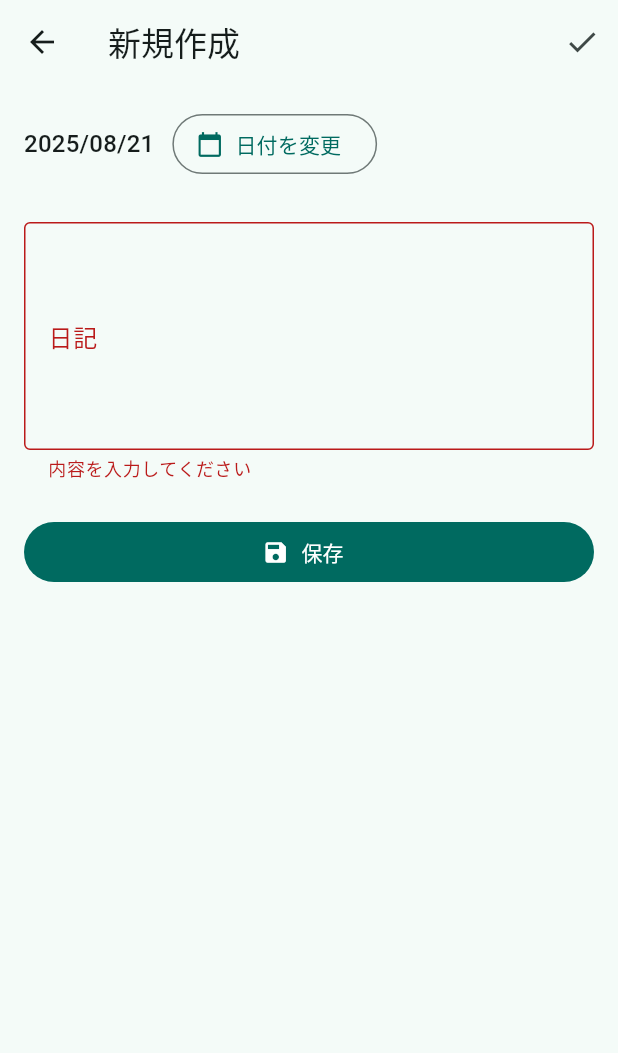
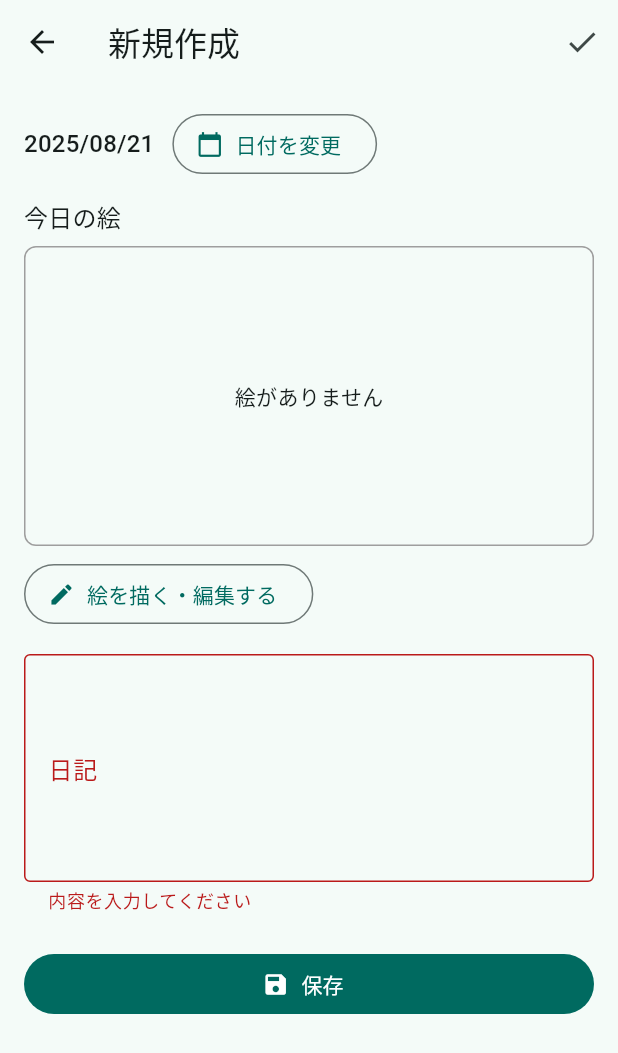
Before and after one commit to Shota-Abe/diary, a Flutter app: the EditEntryPage screen opened directly, after a tap on "保存", on a phone screen of 412 x 824 dp. Shown: the top 1053 px of the screen. Run offline on Flutter 3.47's test engine with Material 3 defaults, Android fonts, the phone set to English and light mode, and no system bars; our stand-ins replace shared_preferences; missing offline and left inert: painter; accounts and stored records are empty.

Commit message:
絵を描く機能を追加

```diff
--- a/lib/models/diary_entry.dart
+++ b/lib/models/diary_entry.dart
@@ -5,12 +5,14 @@ class DiaryEntry {
   final DateTime date;
   final String content;
   final String? imagePath;
+  final String? drawingBase64;
 
-  DiaryEntry({
+  const DiaryEntry({
     required this.id,
     required this.date,
     required this.content,
     this.imagePath,
+    this.drawingBase64,
   });
 
   DiaryEntry copyWith({
@@ -18,12 +20,14 @@ class DiaryEntry {
     DateTime? date,
     String? content,
     String? imagePath,
+    String? drawingBase64,
   }) {
     return DiaryEntry(
       id: id ?? this.id,
       date: date ?? this.date,
       content: content ?? this.content,
       imagePath: imagePath ?? this.imagePath,
+      drawingBase64: drawingBase64 ?? this.drawingBase64,
     );
   }
 
@@ -33,6 +37,7 @@ class DiaryEntry {
       'date': date.toIso8601String(),
       'content': content,
       'imagePath': imagePath,
+      'drawingBase64': drawingBase64,
     };
   }
 
@@ -42,10 +47,14 @@ class DiaryEntry {
       date: DateTime.parse(map['date'] as String),
       content: map['content'] as String,
       imagePath: map['imagePath'] as String?,
+      drawingBase64: map['drawingBase64'] as String?,
     );
   }
 
   String toJson() => json.encode(toMap());
 
-  factory DiaryEntry.fromJson(String source) => DiaryEntry.fromMap(json.decode(source) as Map<String, dynamic>);
+  factory DiaryEntry.fromJson(String json) {
+    final map = jsonDecode(json) as Map<String, dynamic>;
+    return DiaryEntry.fromMap(map);
+  }
 }
--- a/lib/pages/edit_entry_page.dart
+++ b/lib/pages/edit_entry_page.dart
@@ -1,8 +1,19 @@
 
+import 'dart:convert';
+import 'dart:io';
+
+import 'package:flutter/foundation.dart';
 import 'package:flutter/material.dart';
 import 'package:intl/intl.dart';
 
+import 'dart:typed_data';
+
+import 'package:painter/painter.dart';
+
 import '../models/diary_entry.dart';
+import './drawing_page.dart';
+import '../services/storage_service.dart';
+import '../services/mobile_storage_service.dart';
 
 class EditEntryPage extends StatefulWidget {
   final DiaryEntry? entry;
@@ -16,25 +27,61 @@ class _EditEntryPageState extends State<EditEntryPage> {
   final _formKey = GlobalKey<FormState>();
   final _contentCtrl = TextEditingController();
   DateTime _date = DateTime.now();
-  // Image selection and drawing features removed
+  Uint8List? _drawingBytes;
+  late PainterController _painterCtrl;
+  final _storage = StorageService();
+  final _mobileStorage = MobileStorageService();
 
   @override
   void initState() {
     super.initState();
+    _painterCtrl = PainterController();
+    _painterCtrl.backgroundColor = Colors.grey.shade200;
+    _painterCtrl.thickness = 5.0;
+
     final e = widget.entry;
     if (e != null) {
       _contentCtrl.text = e.content;
       _date = e.date;
+      if (kIsWeb) {
+        if (e.drawingBase64 != null) {
+          _drawingBytes = base64Decode(e.drawingBase64!);
+        }
+      } else {
+        if (e.imagePath != null) {
+          // Load image data from file path
+          File(e.imagePath!).readAsBytes().then((bytes) {
+            if (mounted) setState(() => _drawingBytes = bytes);
+          });
+        }
+      }
     }
   }
 
   @override
+  @override
   void dispose() {
     _contentCtrl.dispose();
+    _painterCtrl.dispose();
     super.dispose();
   }
 
-  // Photo picking and drawing handlers removed
+  Future<void> _openDrawingPage() async {
+    final result = await Navigator.push<Uint8List>(
+      context,
+      MaterialPageRoute(builder: (context) => DrawingPage(controller: _painterCtrl)),
+    );
+
+    if (result != null) {
+      setState(() {
+        _drawingBytes = result;
+        _painterCtrl = PainterController(); // Reset controller for next time
+        _painterCtrl.backgroundColor = Colors.grey.shade200;
+        _painterCtrl.thickness = 5.0;
+      });
+    }
+  }
+
 
   Future<void> _pickDate() async {
     final d = await showDatePicker(
@@ -49,24 +96,62 @@ class _EditEntryPageState extends State<EditEntryPage> {
   Future<void> _save() async {
     if (!(_formKey.currentState?.validate() ?? false)) return;
 
-    // Preserve existing imagePath if editing, but do not allow new image selection/drawing
-    final String? imagePath = widget.entry?.imagePath;
+    String? imagePath = widget.entry?.imagePath;
+    String? drawingBase64 = widget.entry?.drawingBase64;
+
+    if (_drawingBytes != null) {
+      if (kIsWeb) {
+        drawingBase64 = base64Encode(_drawingBytes!);
+        imagePath = null; // Do not use file path for web
+      } else {
+        imagePath = await _mobileStorage.saveImageBytes(_drawingBytes!);
+        drawingBase64 = null; // Do not use base64 for mobile
+      }
+    }
 
     final entry = (widget.entry ??
             DiaryEntry(
               id: DateTime.now().millisecondsSinceEpoch.toString(),
               date: _date,
               content: _contentCtrl.text.trim(),
-          imagePath: imagePath,
             ))
         .copyWith(
       date: _date,
       content: _contentCtrl.text.trim(),
       imagePath: imagePath,
+      drawingBase64: drawingBase64,
     );
 
     if (!mounted) return;
     Navigator.pop(context, entry);
+  }
+
+  Widget _buildDrawingCanvas() {
+    return Column(
+      crossAxisAlignment: CrossAxisAlignment.start,
+      children: [
+        Text('今日の絵', style: Theme.of(context).textTheme.titleMedium),
+        const SizedBox(height: 8),
+        Container(
+          height: 200,
+          decoration: BoxDecoration(
+            border: Border.all(color: Colors.grey),
+            borderRadius: BorderRadius.circular(8),
+          ),
+          child: Center(
+            child: _drawingBytes != null
+                ? Image.memory(_drawingBytes!)
+                : const Text('絵がありません'),
+          ),
+        ),
+        const SizedBox(height: 8),
+        OutlinedButton.icon(
+          onPressed: _openDrawingPage,
+          icon: const Icon(Icons.edit),
+          label: const Text('絵を描く・編集する'),
+        ),
+      ],
+    );
   }
 
   @override
@@ -91,7 +176,7 @@ class _EditEntryPageState extends State<EditEntryPage> {
               ],
             ),
             const SizedBox(height: 12),
-            // Image selection and drawing UI removed
+            _buildDrawingCanvas(),
             const SizedBox(height: 16),
             TextFormField(
               controller: _contentCtrl,
--- /dev/null
+++ b/lib/services/mobile_storage_service.dart
@@ -0,0 +1,18 @@
+import 'dart:io';
+import 'dart:typed_data';
+
+import 'package:path_provider/path_provider.dart';
+
+class MobileStorageService {
+  Future<String> saveImageBytes(Uint8List bytes, {String ext = '.png'}) async {
+    final dir = await getApplicationDocumentsDirectory();
+    final imagesDir = Directory('${dir.path}/images');
+    if (!await imagesDir.exists()) {
+      await imagesDir.create(recursive: true);
+    }
+    final fileName = 'draw_${DateTime.now().millisecondsSinceEpoch}$ext';
+    final file = File('${imagesDir.path}/$fileName');
+    await file.writeAsBytes(bytes, flush: true);
+    return file.path;
+  }
+}
--- a/pubspec.yaml
+++ b/pubspec.yaml
@@ -13,6 +13,7 @@ dependencies:
   path_provider: ^2.1.4
   shared_preferences: ^2.3.2
   intl: ^0.19.0
+  painter: ^2.0.0
 
 dev_dependencies:
   flutter_test:
```
Also changed, not shown: lib/pages/drawing_page.dart (added, +39 -0 lines), lib/pages/entries_page.dart (+17 -7 lines), lib/services/storage_service.dart (+0 -29 lines), pubspec.lock. Lines whose indentation alone changed are shown as unchanged.
